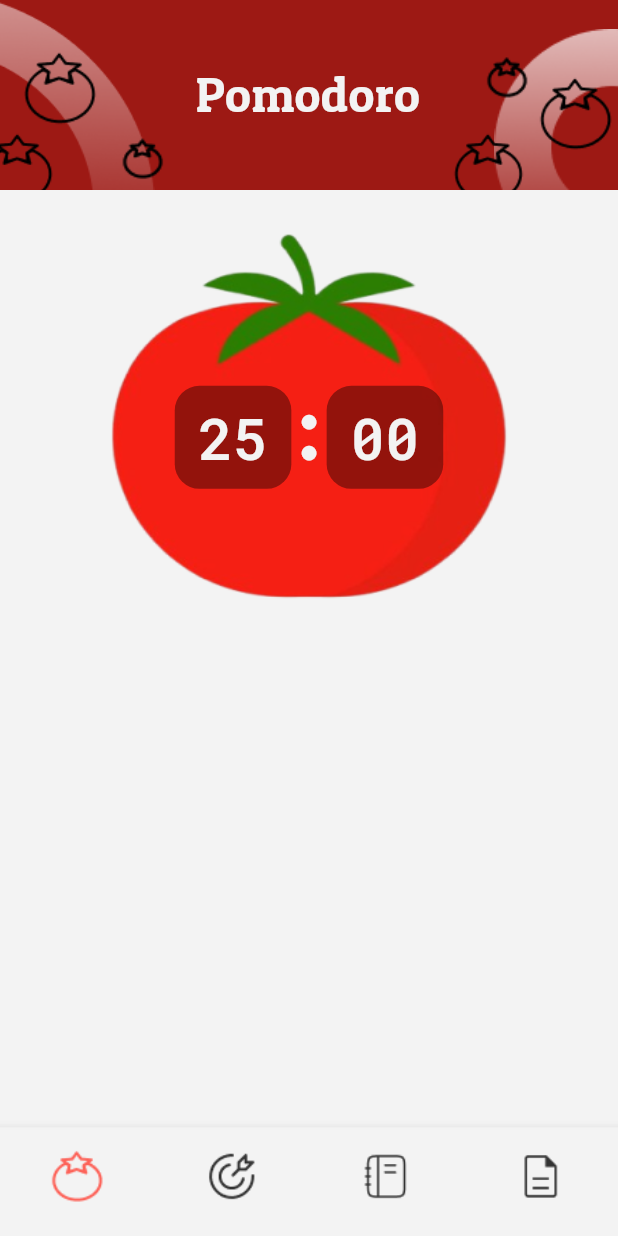
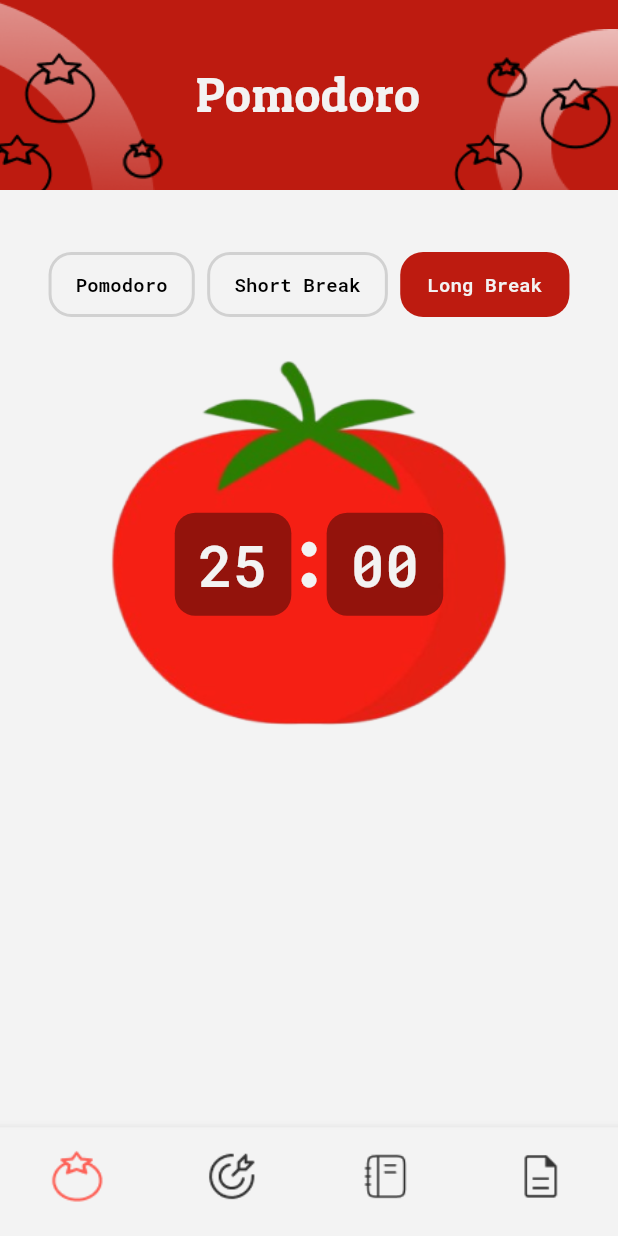
Before and after one commit to Abdusalom-mobile-developer/pomodoro, a Flutter app: the screen it shows after launch, on a phone screen of 412 x 824 dp. Run offline on Flutter 3.47's test engine with Material 3 defaults, Android fonts, the phone set to English and light mode, and no system bars; our stand-ins replace go_router; missing offline and left inert: back_button_interceptor.

Commit message:
Made the UI of three timer picking buttons and now it is ready to implement logic of it.

```diff
--- /dev/null
+++ b/lib/customs/custom_timer_buttons.dart
@@ -0,0 +1,37 @@
+import 'package:flutter/material.dart';
+import 'package:pomodoro/customs/custom_size.dart';
+import 'package:pomodoro/customs/custom_text.dart';
+import 'package:pomodoro/utils/colors.dart';
+
+// ignore: must_be_immutable
+class CustomTimerButtons extends StatelessWidget {
+  String content;
+  bool isPressed;
+
+  CustomTimerButtons(this.isPressed, this.content, {super.key});
+
+  @override
+  Widget build(BuildContext context) {
+    return Container(
+      alignment: Alignment.center,
+      height: CustomSize.height(context, 19),
+      padding: EdgeInsets.symmetric(horizontal: CustomSize.width(context, 100)),
+      decoration: BoxDecoration(
+          border: Border.all(
+              color: isPressed ? Colors.transparent : UtilsColors.lightGrey,
+              width: 2),
+          color: isPressed ? UtilsColors.pink : Colors.transparent,
+          borderRadius: BorderRadius.circular(CustomSize.width(context, 27))),
+      child: TextButton(
+        onPressed: () {},
+        child: CustomText(
+            content,
+            isPressed ? UtilsColors.bg : UtilsColors.black,
+            CustomSize.width(context, 6.3),
+            FontWeight.w600,
+            TextAlign.center,
+            "RobotoMono"),
+      ),
+    );
+  }
+}
--- a/lib/screens/home.dart
+++ b/lib/screens/home.dart
@@ -3,9 +3,8 @@ import 'package:flutter/services.dart';
 import 'package:go_router/go_router.dart';
 import 'package:pomodoro/customs/custom_size.dart';
 import 'package:pomodoro/customs/custom_text.dart';
+import 'package:pomodoro/customs/custom_timer_buttons.dart';
 import 'package:pomodoro/customs/height.dart';
-import 'package:pomodoro/main.dart';
-import 'package:pomodoro/screens/instruction.dart';
 import 'package:pomodoro/utils/colors.dart';
 import 'package:pomodoro/utils/img_paths.dart';
 import 'package:back_button_interceptor/back_button_interceptor.dart';
@@ -109,7 +108,7 @@ class _HomeScreenState extends State<HomeScreen> {
             ClipRect(
               child: Container(
                 height: CustomSize.height(context, 6.5),
-                color: UtilsColors.darkPink,
+                color: UtilsColors.pink,
                 child: Row(
                   crossAxisAlignment: CrossAxisAlignment.end,
                   mainAxisAlignment: MainAxisAlignment.spaceBetween,
@@ -238,6 +237,22 @@ class _HomeScreenState extends State<HomeScreen> {
                 ),
               ),
             ),
+            Height(20),
+            // Time Choosing Part
+            Row(
+              mainAxisAlignment: MainAxisAlignment.center,
+              children: [
+                CustomTimerButtons(false, "Pomodoro"),
+                SizedBox(
+                  width: CustomSize.width(context, 50),
+                ),
+                CustomTimerButtons(false, "Short Break"),
+                SizedBox(
+                  width: CustomSize.width(context, 50),
+                ),
+                CustomTimerButtons(true, "Long Break"),
+              ],
+            ),
             // Time Showing Tomato Part
             Container(
               alignment: Alignment.center,
@@ -265,7 +280,7 @@ class _HomeScreenState extends State<HomeScreen> {
                           decoration: BoxDecoration(
                               color: UtilsColors.black.withOpacity(0.4),
                               borderRadius: BorderRadius.circular(
-                                  CustomSize.width(context, 25))),
+                                  CustomSize.width(context, 30))),
                           child: CustomText(
                               "25",
                               UtilsColors.bg,
@@ -302,7 +317,7 @@ class _HomeScreenState extends State<HomeScreen> {
                           decoration: BoxDecoration(
                               color: UtilsColors.black.withOpacity(0.4),
                               borderRadius: BorderRadius.circular(
-                                  CustomSize.width(context, 25))),
+                                  CustomSize.width(context, 30))),
                           child: CustomText(
                               "00",
                               UtilsColors.bg,
--- a/lib/screens/instruction.dart
+++ b/lib/screens/instruction.dart
@@ -94,7 +94,7 @@ class _InstructionScreenState extends State<InstructionScreen> {
             ClipRect(
               child: Container(
                 height: CustomSize.height(context, 6.5),
-                color: UtilsColors.darkPink,
+                color: UtilsColors.pink,
                 child: Row(
                   crossAxisAlignment: CrossAxisAlignment.end,
                   mainAxisAlignment: MainAxisAlignment.spaceBetween,
--- a/lib/utils/colors.dart
+++ b/lib/utils/colors.dart
@@ -3,7 +3,7 @@ import 'package:flutter/material.dart';
 class UtilsColors {
   static Color black = Colors.black;
   static Color bg = const Color(0xFFF3F3F3);
-  static Color pink = const Color(0xFFFD6259);
+  static Color pink = const Color(0xFFBD1B10);
   static Color lightPink = const Color(0xFFFFF0EF);
   static Color lightGrey = const Color(0xFFD1D1D1);
   static Color darkPink = const Color(0xFF9D1914);
```
